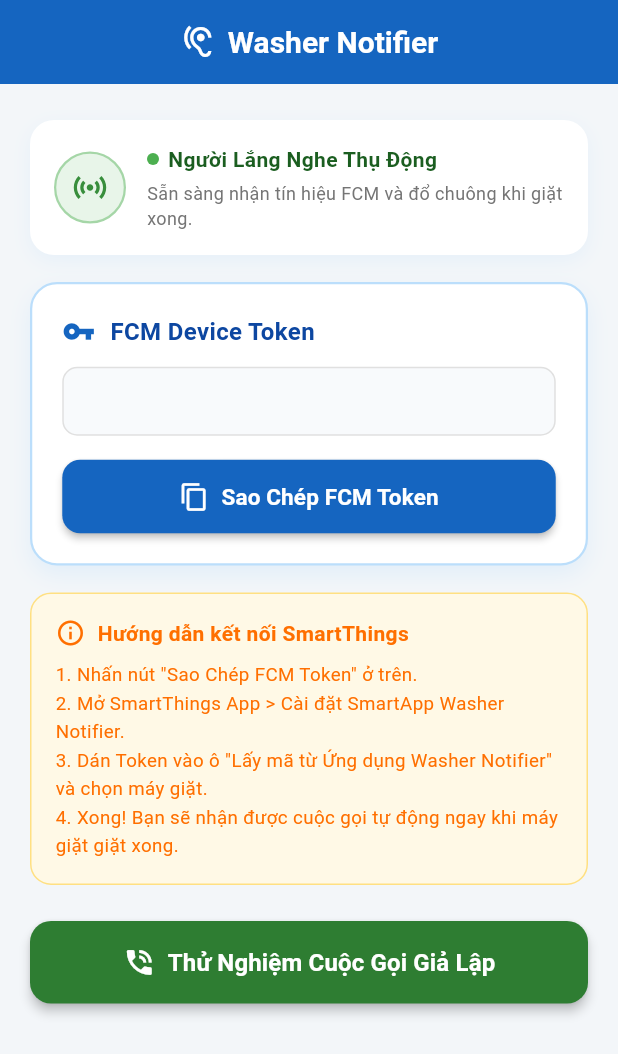
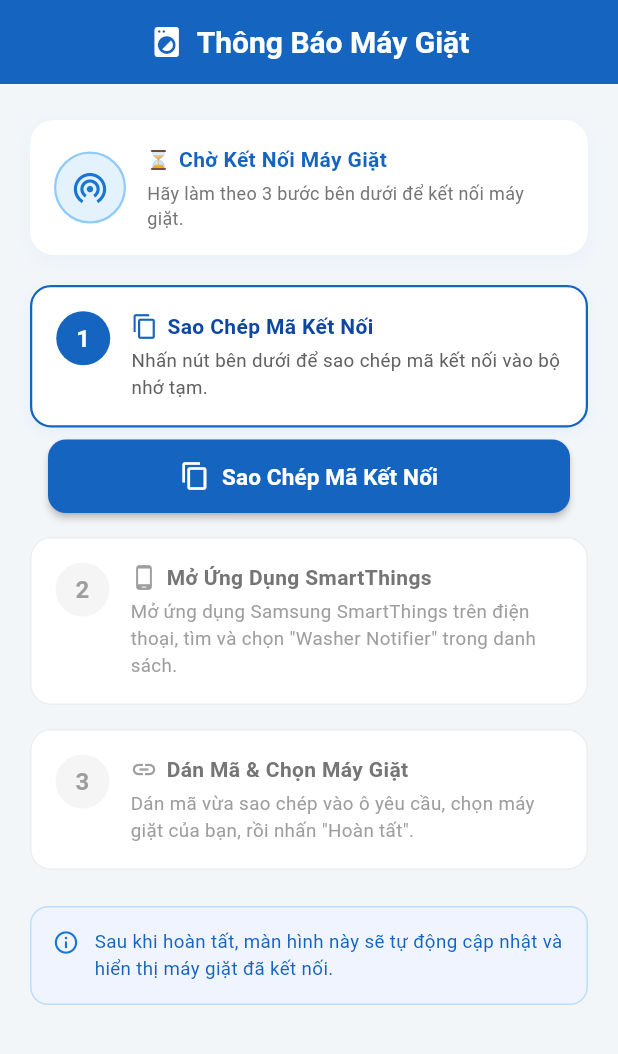
Before and after one commit to taigroddy/smart-things-noti, a Flutter app: the screen it shows after launch, on a phone screen of 412 x 824 dp. Shown: the top 1054 px of the screen. Run offline on Flutter 3.47's test engine with Material 3 defaults, Android fonts, the phone set to English and light mode, and no system bars; our stand-ins replace audioplayers, firebase_core, firebase_messaging, shared_preferences; missing offline and left inert: flutter_callkit_incoming; accounts and stored records are empty.

Commit message:
Refactor Mobile app

```diff
--- a/android_app/lib/main.dart
+++ b/android_app/lib/main.dart
@@ -6,7 +6,7 @@
 import 'package:flutter_callkit_incoming/entities/entities.dart';
 import 'package:flutter_callkit_incoming/flutter_callkit_incoming.dart';
 import 'firebase_options.dart';
-import 'audio_service.dart';
+
 import 'screens/home_screen.dart';
 import 'services/call_manager.dart';
 import 'services/device_storage.dart';
@@ -84,18 +84,14 @@
     debugPrint('[Background Message Handler Register Error]: $e');
   }
 
-  // Lắng nghe sự kiện từ màn hình cuộc gọi giả (Accept / Decline)
+  // Lắng nghe sự kiện từ màn hình cuộc gọi (chỉ có nút Tắt)
   try {
     FlutterCallkitIncoming.onEvent.listen((CallEvent? event) async {
       if (event == null) return;
 
       switch (event.event) {
-        case Event.actionCallAccept:
-          debugPrint('[CallKit] Người dùng nhấn Xem ngay');
-          await AudioService.playWasherDoneSound();
-          break;
         case Event.actionCallDecline:
-          debugPrint('[CallKit] Người dùng nhấn Bỏ qua');
+          debugPrint('[CallKit] Người dùng nhấn Tắt');
           break;
         case Event.actionCallEnded:
           debugPrint('[CallKit] Cuộc gọi kết thúc');
@@ -140,7 +136,7 @@
   @override
   Widget build(BuildContext context) {
     return MaterialApp(
-      title: 'Washer Notifier',
+      title: 'Thông Báo Máy Giặt',
       debugShowCheckedModeBanner: false,
       theme: ThemeData(
         colorScheme: ColorScheme.fromSeed(
--- a/android_app/lib/screens/home_screen.dart
+++ b/android_app/lib/screens/home_screen.dart
@@ -2,7 +2,6 @@
 import 'package:flutter/material.dart';
 import 'package:flutter/services.dart';
 import 'package:firebase_messaging/firebase_messaging.dart';
-import '../services/call_manager.dart';
 import '../services/device_storage.dart';
 
 /// Màn hình chính của Passive Listener:
@@ -72,7 +71,7 @@
               SizedBox(width: 12),
               Expanded(
                 child: Text(
-                  'Kết nối SmartThings thành công!',
+                  'Kết nối máy giặt thành công!',
                   style: TextStyle(
                     fontWeight: FontWeight.bold,
                     fontSize: 15,
@@ -122,7 +121,7 @@
     if (_fcmToken == null || _fcmToken!.isEmpty) {
       ScaffoldMessenger.of(context).showSnackBar(
         const SnackBar(
-          content: Text('Đang khởi tạo Token, vui lòng đợi giây lát...'),
+          content: Text('Đang khởi tạo mã kết nối, vui lòng đợi giây lát...'),
           backgroundColor: Colors.orange,
         ),
       );
@@ -139,7 +138,7 @@
               Icon(Icons.check_circle, color: Colors.white, size: 20),
               SizedBox(width: 10),
               Expanded(
-                child: Text('Đã sao chép FCM Token vào bộ nhớ tạm!'),
+                child: Text('Đã sao chép mã kết nối!'),
               ),
             ],
           ),
@@ -156,30 +155,20 @@
     }
   }
 
-  /// Kích hoạt test cuộc gọi giả lập tức thì
-  Future<void> _triggerTestCall() async {
-    final defaultDeviceName = _syncedDevices.isNotEmpty
-        ? _syncedDevices.first.name
-        : 'Máy Giặt Thông Minh';
-
-    await CallManager.triggerIncomingCall(
-      callerName: defaultDeviceName,
-      handle: 'Quần áo đã giặt xong! (Kiểm tra cuộc gọi)',
-    );
-  }
-
   @override
   Widget build(BuildContext context) {
+    final hasDevices = _syncedDevices.isNotEmpty;
+
     return Scaffold(
       backgroundColor: const Color(0xFFF3F6F9),
       appBar: AppBar(
         title: const Row(
           mainAxisSize: MainAxisSize.min,
           children: [
-            Icon(Icons.hearing, size: 24),
+            Icon(Icons.local_laundry_service, size: 24),
             SizedBox(width: 8),
             Text(
-              'Washer Notifier',
+              'Thông Báo Máy Giặt',
               style: TextStyle(fontWeight: FontWeight.bold, fontSize: 20),
             ),
           ],
@@ -191,59 +180,296 @@
       ),
       body: SingleChildScrollView(
         padding: const EdgeInsets.symmetric(horizontal: 20, vertical: 24),
-        child: Column(
+        child: hasDevices
+            ? _buildConnectedView()
+            : _buildOnboardingView(),
+      ),
+    );
+  }
+
+  // ============================================================
+  // TRẠNG THÁI A: CHƯA KẾT NỐI — Onboarding step-by-step
+  // ============================================================
+
+  /// Giao diện khi chưa kết nối máy giặt nào — Onboarding step-by-step
+  Widget _buildOnboardingView() {
+    return Column(
       crossAxisAlignment: CrossAxisAlignment.stretch,
       children: [
-            // 1. Trạng thái lắng nghe (Passive Listener Status)
-            _buildStatusHeader(),
-
-            const SizedBox(height: 18),
-
-            // 2. Danh sách thiết bị máy giặt đã đồng bộ từ SmartThings
-            if (_syncedDevices.isNotEmpty) ...[
-              _buildSyncedDevicesCard(),
-              const SizedBox(height: 18),
+        // Trạng thái chờ kết nối
+        Container(
+          padding: const EdgeInsets.all(16),
+          decoration: BoxDecoration(
+            color: Colors.white,
+            borderRadius: BorderRadius.circular(16),
+            boxShadow: [
+              BoxShadow(
+                color: Colors.blue.withValues(alpha: 0.06),
+                blurRadius: 10,
+                offset: const Offset(0, 4),
+              ),
             ],
-
-            // 3. Thẻ hiển thị FCM Device Token và nút Copy
-            _buildTokenCard(),
-
-            const SizedBox(height: 18),
-
-            // 4. Thẻ hướng dẫn kết nối với SmartThings
-            _buildGuideCard(),
-
-            const SizedBox(height: 24),
-
-            // 5. Nút kích hoạt kiểm thử cuộc gọi giả lập
-            ElevatedButton.icon(
-              onPressed: _triggerTestCall,
-              icon: const Icon(Icons.phone_in_talk, size: 22),
-              label: const Text(
-                'Thử Nghiệm Cuộc Gọi Giả Lập',
-                style: TextStyle(fontSize: 16, fontWeight: FontWeight.bold),
           ),
-              style: ElevatedButton.styleFrom(
-                backgroundColor: const Color(0xFF2E7D32),
-                foregroundColor: Colors.white,
-                padding: const EdgeInsets.symmetric(vertical: 16),
-                shape: RoundedRectangleBorder(
-                  borderRadius: BorderRadius.circular(14),
+          child: Row(
+            children: [
+              Container(
+                width: 48,
+                height: 48,
+                decoration: BoxDecoration(
+                  color: Colors.blue.shade50,
+                  shape: BoxShape.circle,
+                  border: Border.all(color: Colors.blue.shade200, width: 1.5),
                 ),
-                elevation: 3,
+                child: Icon(
+                  Icons.wifi_tethering,
+                  color: Colors.blue.shade700,
+                  size: 26,
+                ),
+              ),
+              const SizedBox(width: 14),
+              Expanded(
+                child: Column(
+                  crossAxisAlignment: CrossAxisAlignment.start,
+                  children: [
+                    const Row(
+                      children: [
+                        Text(
+                          '⏳',
+                          style: TextStyle(fontSize: 12),
+                        ),
+                        SizedBox(width: 6),
+                        Text(
+                          'Chờ Kết Nối Máy Giặt',
+                          style: TextStyle(
+                            fontSize: 14,
+                            fontWeight: FontWeight.bold,
+                            color: Color(0xFF1565C0),
+                          ),
+                        ),
+                      ],
+                    ),
+                    const SizedBox(height: 4),
+                    Text(
+                      'Hãy làm theo 3 bước bên dưới để kết nối máy giặt.',
+                      style: TextStyle(fontSize: 12, color: Colors.grey.shade600),
+                    ),
+                  ],
                 ),
               ),
             ],
           ),
         ),
+
+        const SizedBox(height: 20),
+
+        // Bước 1: Sao chép mã kết nối
+        _buildOnboardingStep(
+          stepNumber: '1',
+          icon: Icons.content_copy,
+          title: 'Sao Chép Mã Kết Nối',
+          description: 'Nhấn nút bên dưới để sao chép mã kết nối vào bộ nhớ tạm.',
+          isActive: true,
+        ),
+
+        const SizedBox(height: 8),
+
+        // Nút sao chép mã kết nối
+        Padding(
+          padding: const EdgeInsets.symmetric(horizontal: 12),
+          child: SizedBox(
+            width: double.infinity,
+            child: ElevatedButton.icon(
+              onPressed: _isLoadingToken ? null : _copyTokenToClipboard,
+              icon: _isLoadingToken
+                  ? const SizedBox(
+                      width: 18,
+                      height: 18,
+                      child: CircularProgressIndicator(
+                        strokeWidth: 2,
+                        color: Colors.white,
+                      ),
+                    )
+                  : Icon(
+                      _isCopied ? Icons.check : Icons.copy,
+                      size: 20,
+                    ),
+              label: Text(
+                _isLoadingToken
+                    ? 'Đang khởi tạo...'
+                    : (_isCopied ? 'Đã Sao Chép Mã' : 'Sao Chép Mã Kết Nối'),
+                style: const TextStyle(fontSize: 15, fontWeight: FontWeight.bold),
+              ),
+              style: ElevatedButton.styleFrom(
+                backgroundColor: _isCopied
+                    ? const Color(0xFF2E7D32)
+                    : const Color(0xFF1565C0),
+                foregroundColor: Colors.white,
+                padding: const EdgeInsets.symmetric(vertical: 14),
+                shape: RoundedRectangleBorder(
+                  borderRadius: BorderRadius.circular(12),
+                ),
+                elevation: 2,
+              ),
+            ),
+          ),
+        ),
+
+        const SizedBox(height: 16),
+
+        // Bước 2: Mở Samsung SmartThings
+        _buildOnboardingStep(
+          stepNumber: '2',
+          icon: Icons.phone_android,
+          title: 'Mở Ứng Dụng SmartThings',
+          description: 'Mở ứng dụng Samsung SmartThings trên điện thoại, '
+              'tìm và chọn "Washer Notifier" trong danh sách.',
+          isActive: false,
+        ),
+
+        const SizedBox(height: 16),
+
+        // Bước 3: Dán mã và chọn máy giặt
+        _buildOnboardingStep(
+          stepNumber: '3',
+          icon: Icons.link,
+          title: 'Dán Mã & Chọn Máy Giặt',
+          description: 'Dán mã vừa sao chép vào ô yêu cầu, chọn máy giặt của bạn, '
+              'rồi nhấn "Hoàn tất".',
+          isActive: false,
+        ),
+
+        const SizedBox(height: 24),
+
+        // Ghi chú
+        Container(
+          padding: const EdgeInsets.all(14),
+          decoration: BoxDecoration(
+            color: const Color(0xFFF0F4FF),
+            borderRadius: BorderRadius.circular(12),
+            border: Border.all(color: const Color(0xFFBBDEFB)),
+          ),
+          child: Row(
+            crossAxisAlignment: CrossAxisAlignment.start,
+            children: [
+              Icon(Icons.info_outline, color: Colors.blue.shade700, size: 18),
+              const SizedBox(width: 10),
+              Expanded(
+                child: Text(
+                  'Sau khi hoàn tất, màn hình này sẽ tự động cập nhật '
+                  'và hiển thị máy giặt đã kết nối.',
+                  style: TextStyle(
+                    fontSize: 12.5,
+                    color: Colors.blue.shade800,
+                    height: 1.4,
+                  ),
+                ),
+              ),
+            ],
+          ),
+        ),
+      ],
     );
   }
 
-  /// Thẻ trạng thái kết nối
-  Widget _buildStatusHeader() {
-    final hasDevices = _syncedDevices.isNotEmpty;
+  /// Widget cho mỗi bước onboarding
+  Widget _buildOnboardingStep({
+    required String stepNumber,
+    required IconData icon,
+    required String title,
+    required String description,
+    required bool isActive,
+  }) {
+    return Container(
+      padding: const EdgeInsets.all(16),
+      decoration: BoxDecoration(
+        color: Colors.white,
+        borderRadius: BorderRadius.circular(14),
+        border: Border.all(
+          color: isActive ? const Color(0xFF1565C0) : Colors.grey.shade200,
+          width: isActive ? 1.5 : 1,
+        ),
+        boxShadow: isActive
+            ? [
+                BoxShadow(
+                  color: Colors.blue.withValues(alpha: 0.08),
+                  blurRadius: 8,
+                  offset: const Offset(0, 3),
+                ),
+              ]
+            : [],
+      ),
+      child: Row(
+        crossAxisAlignment: CrossAxisAlignment.start,
+        children: [
+          Container(
+            width: 36,
+            height: 36,
+            decoration: BoxDecoration(
+              color: isActive ? const Color(0xFF1565C0) : Colors.grey.shade100,
+              shape: BoxShape.circle,
+            ),
+            child: Center(
+              child: Text(
+                stepNumber,
+                style: TextStyle(
+                  fontSize: 16,
+                  fontWeight: FontWeight.bold,
+                  color: isActive ? Colors.white : Colors.grey.shade500,
+                ),
+              ),
+            ),
+          ),
+          const SizedBox(width: 14),
+          Expanded(
+            child: Column(
+              crossAxisAlignment: CrossAxisAlignment.start,
+              children: [
+                Row(
+                  children: [
+                    Icon(
+                      icon,
+                      size: 18,
+                      color: isActive ? const Color(0xFF1565C0) : Colors.grey.shade500,
+                    ),
+                    const SizedBox(width: 6),
+                    Text(
+                      title,
+                      style: TextStyle(
+                        fontSize: 14,
+                        fontWeight: FontWeight.bold,
+                        color: isActive ? const Color(0xFF0D47A1) : Colors.grey.shade600,
+                      ),
+                    ),
+                  ],
+                ),
+                const SizedBox(height: 4),
+                Text(
+                  description,
+                  style: TextStyle(
+                    fontSize: 12.5,
+                    color: isActive ? Colors.grey.shade700 : Colors.grey.shade500,
+                    height: 1.4,
+                  ),
+                ),
+              ],
+            ),
+          ),
+        ],
+      ),
+    );
+  }
 
-    return Container(
+  // ============================================================
+  // TRẠNG THÁI B: ĐÃ KẾT NỐI — Dashboard máy giặt
+  // ============================================================
+
+  /// Giao diện khi đã kết nối máy giặt — Dashboard đơn giản
+  Widget _buildConnectedView() {
+    return Column(
+      crossAxisAlignment: CrossAxisAlignment.stretch,
+      children: [
+        // Trạng thái đã kết nối
+        Container(
           padding: const EdgeInsets.all(16),
           decoration: BoxDecoration(
             color: Colors.white,
@@ -267,7 +493,7 @@
                   border: Border.all(color: Colors.green.shade200, width: 1.5),
                 ),
                 child: Icon(
-              Icons.sensors,
+                  Icons.check_circle,
                   color: Colors.green.shade700,
                   size: 26,
                 ),
@@ -288,9 +514,9 @@
                           ),
                         ),
                         const SizedBox(width: 6),
-                    Text(
-                      hasDevices ? 'Đã Kết Nối SmartThings' : 'Người Lắng Nghe Thụ Động',
-                      style: const TextStyle(
+                        const Text(
+                          'Đã Kết Nối',
+                          style: TextStyle(
                             fontSize: 14,
                             fontWeight: FontWeight.bold,
                             color: Color(0xFF1B5E20),
@@ -300,9 +526,8 @@
                     ),
                     const SizedBox(height: 4),
                     Text(
-                  hasDevices
-                      ? 'Đang theo dõi ${_syncedDevices.length} máy giặt qua SmartThings.'
-                      : 'Sẵn sàng nhận tín hiệu FCM và đổ chuông khi giặt xong.',
+                      'Đang theo dõi ${_syncedDevices.length} máy giặt. '
+                      'Bạn sẽ nhận cuộc gọi khi giặt xong.',
                       style: TextStyle(fontSize: 12, color: Colors.grey.shade600),
                     ),
                   ],
@@ -310,11 +535,18 @@
               ),
             ],
           ),
+        ),
+
+        const SizedBox(height: 18),
+
+        // Danh sách máy giặt
+        _buildDevicesList(),
+      ],
     );
   }
 
-  /// Thẻ hiển thị danh sách máy giặt đã được đồng bộ từ SmartThings
-  Widget _buildSyncedDevicesCard() {
+  /// Danh sách máy giặt đang được giám sát — bản thân thiện
+  Widget _buildDevicesList() {
     return Container(
       padding: const EdgeInsets.all(18),
       decoration: BoxDecoration(
@@ -349,7 +581,7 @@
               const SizedBox(width: 10),
               const Expanded(
                 child: Text(
-                  'Máy Giặt Đang Được Giám Sát',
+                  'Máy Giặt Của Bạn',
                   style: TextStyle(
                     fontSize: 16,
                     fontWeight: FontWeight.bold,
@@ -374,34 +606,7 @@
               ),
             ],
           ),
-          const SizedBox(height: 12),
-
-          // Banner thông báo kết nối thành công
-          Container(
-            padding: const EdgeInsets.symmetric(horizontal: 12, vertical: 8),
-            decoration: BoxDecoration(
-              color: const Color(0xFFE8F5E9),
-              borderRadius: BorderRadius.circular(8),
-            ),
-            child: const Row(
-              children: [
-                Icon(Icons.check_circle_outline, color: Color(0xFF2E7D32), size: 18),
-                SizedBox(width: 8),
-                Expanded(
-                  child: Text(
-                    'Kết nối SmartThings thành công',
-                    style: TextStyle(
-                      fontSize: 12.5,
-                      fontWeight: FontWeight.w600,
-                      color: Color(0xFF2E7D32),
-                    ),
-                  ),
-                ),
-              ],
-            ),
-          ),
-
-          const SizedBox(height: 12),
+          const SizedBox(height: 14),
 
           // Danh sách các thiết bị
           ..._syncedDevices.map((device) {
@@ -443,11 +648,10 @@
                         ),
                         const SizedBox(height: 2),
                         Text(
-                          'ID: ${device.id.length > 20 ? '${device.id.substring(0, 18)}...' : device.id}',
+                          'Mã: ${device.id.length > 8 ? device.id.substring(0, 8) : device.id}',
                           style: TextStyle(
                             fontSize: 11,
-                            fontFamily: 'monospace',
-                            color: Colors.grey.shade600,
+                            color: Colors.grey.shade500,
                           ),
                         ),
                       ],
@@ -473,7 +677,7 @@
                         ),
                         const SizedBox(width: 4),
                         const Text(
-                          'Tự động',
+                          'Kết nối',
                           style: TextStyle(
                             fontSize: 11,
                             fontWeight: FontWeight.w600,
@@ -491,137 +695,4 @@
       ),
     );
   }
-
-  /// Thẻ hiển thị Token và nút sao chép
-  Widget _buildTokenCard() {
-    return Container(
-      padding: const EdgeInsets.all(20),
-      decoration: BoxDecoration(
-        color: Colors.white,
-        borderRadius: BorderRadius.circular(18),
-        border: Border.all(color: const Color(0xFFBBDEFB), width: 1.5),
-        boxShadow: [
-          BoxShadow(
-            color: Colors.blue.withValues(alpha: 0.08),
-            blurRadius: 12,
-            offset: const Offset(0, 6),
-          ),
-        ],
-      ),
-      child: Column(
-        crossAxisAlignment: CrossAxisAlignment.start,
-        children: [
-          const Row(
-            children: [
-              Icon(Icons.vpn_key, color: Color(0xFF1565C0), size: 22),
-              SizedBox(width: 10),
-              Text(
-                'FCM Device Token',
-                style: TextStyle(
-                  fontSize: 16,
-                  fontWeight: FontWeight.bold,
-                  color: Color(0xFF0D47A1),
-                ),
-              ),
-            ],
-          ),
-          const SizedBox(height: 12),
-          Container(
-            width: double.infinity,
-            padding: const EdgeInsets.all(12),
-            decoration: BoxDecoration(
-              color: const Color(0xFFF8FAFC),
-              borderRadius: BorderRadius.circular(10),
-              border: Border.all(color: Colors.grey.shade300),
-            ),
-            child: _isLoadingToken
-                ? const Center(
-                    child: Padding(
-                      padding: EdgeInsets.symmetric(vertical: 8),
-                      child: CircularProgressIndicator(strokeWidth: 2),
-                    ),
-                  )
-                : SelectableText(
-                    _fcmToken ?? 'Không thể lấy Token',
-                    style: const TextStyle(
-                      fontFamily: 'monospace',
-                      fontSize: 12,
-                      color: Color(0xFF334155),
-                      height: 1.4,
-                    ),
-                  ),
-          ),
-          const SizedBox(height: 16),
-          SizedBox(
-            width: double.infinity,
-            child: ElevatedButton.icon(
-              onPressed: _copyTokenToClipboard,
-              icon: Icon(
-                _isCopied ? Icons.check : Icons.copy,
-                size: 20,
-              ),
-              label: Text(
-                _isCopied ? 'Đã Sao Chép Token' : 'Sao Chép FCM Token',
-                style: const TextStyle(fontSize: 15, fontWeight: FontWeight.bold),
-              ),
-              style: ElevatedButton.styleFrom(
-                backgroundColor: _isCopied
-                    ? const Color(0xFF2E7D32)
-                    : const Color(0xFF1565C0),
-                foregroundColor: Colors.white,
-                padding: const EdgeInsets.symmetric(vertical: 14),
-                shape: RoundedRectangleBorder(
-                  borderRadius: BorderRadius.circular(12),
-                ),
-                elevation: 2,
-              ),
-            ),
-          ),
-        ],
-      ),
-    );
 }
-
-  /// Thẻ hướng dẫn nhanh
-  Widget _buildGuideCard() {
-    return Container(
-      padding: const EdgeInsets.all(16),
-      decoration: BoxDecoration(
-        color: const Color(0xFFFFF9E6),
-        borderRadius: BorderRadius.circular(14),
-        border: Border.all(color: const Color(0xFFFFE082)),
-      ),
-      child: Column(
-        crossAxisAlignment: CrossAxisAlignment.start,
-        children: [
-          Row(
-            children: [
-              Icon(Icons.info_outline, color: Colors.amber.shade900, size: 20),
-              const SizedBox(width: 8),
-              Text(
-                'Hướng dẫn kết nối SmartThings',
-                style: TextStyle(
-                  fontSize: 14,
-                  fontWeight: FontWeight.bold,
-                  color: Colors.amber.shade900,
-                ),
-              ),
-            ],
-          ),
-          const SizedBox(height: 8),
-          Text(
-            '1. Nhấn nút "Sao Chép FCM Token" ở trên.\n'
-            '2. Mở SmartThings App > Cài đặt SmartApp Washer Notifier.\n'
-            '3. Dán Token vào ô "Lấy mã từ Ứng dụng Washer Notifier" và chọn máy giặt.\n'
-            '4. Xong! Bạn sẽ nhận được cuộc gọi tự động ngay khi máy giặt giặt xong.',
-            style: TextStyle(
-              fontSize: 12.5,
-              color: Colors.amber.shade900,
-              height: 1.5,
-            ),
-          ),
-        ],
-      ),
-    );
-  }
-}
--- a/android_app/lib/services/call_manager.dart
+++ b/android_app/lib/services/call_manager.dart
@@ -36,14 +36,13 @@
       appName: 'Washer Notifier',
       avatar: 'https://img.icons8.com/color/96/washing-machine.png',
       handle: subtitle,
-      type: 0,
-      textAccept: 'Xem ngay',
-      textDecline: 'Bỏ qua',
+      type: 1,
+      textDecline: 'Tắt',
       duration: 45000,
       android: const AndroidParams(
         isCustomNotification: true,
         isShowLogo: true,
-        ringtonePath: 'system_ringtone_default',
+        ringtonePath: 'samsung_washing_machin',
         backgroundColor: '#1565C0',
         actionColor: '#4CAF50',
         textColor: '#ffffff',
```
Also changed, not shown: 3 other files. Lines whose indentation alone changed are shown as unchanged.
